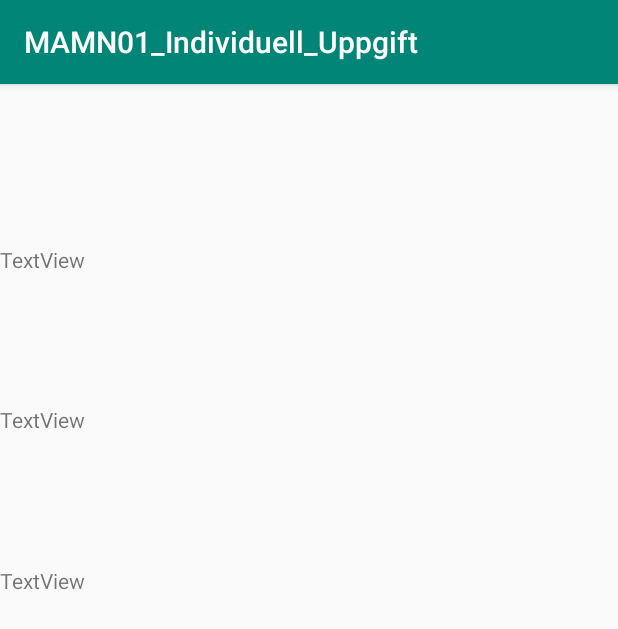
After one commit to elirud/MAMN01_Individuell_Uppgift, an Android app: the AccelerometerActivity screen opened directly, with no data from a screen before it, on a phone screen of 412 x 824 dp. The commit adds this screen. Shown: the top 629 px of the screen. Run offline under Robolectric (Android 15) with nearby library versions, the phone set to English and light mode, and no system bars.

Commit message:
Fixes names and adds a accelerometer that will crash the app

```diff
--- a/app/src/main/AndroidManifest.xml
+++ b/app/src/main/AndroidManifest.xml
@@ -9,7 +9,8 @@
         android:roundIcon="@mipmap/ic_launcher_round"
         android:supportsRtl="true"
         android:theme="@style/AppTheme">
-        <activity android:name=".AccelorometerActivity"></activity>
+        <activity android:name=".AccelerometerActivity"
+            android:screenOrientation="portrait"></activity>
         <activity android:name=".CompassActivity"
             android:screenOrientation="portrait"/>
         <activity android:name=".MainActivity">
--- /dev/null
+++ b/app/src/main/java/com/example/mamn01_individuell_uppgift/AccelerometerActivity.java
@@ -0,0 +1,101 @@
+package com.example.mamn01_individuell_uppgift;
+
+import androidx.appcompat.app.AppCompatActivity;
+
+import android.app.AlertDialog;
+import android.content.DialogInterface;
+import android.hardware.Sensor;
+import android.hardware.SensorEvent;
+import android.hardware.SensorEventListener;
+import android.hardware.SensorManager;
+import android.os.Bundle;
+import android.widget.TextView;
+
+public class AccelerometerActivity extends AppCompatActivity implements SensorEventListener {
+
+
+    private SensorManager mSensorManager;
+    private Sensor mAccelerometer;
+    boolean haveSensor = false;
+    private boolean mLastAccelerometerSet = false;
+    private float[] mLastAccelerometer = new float[3];
+    TextView txt_x;
+    TextView txt_y;
+    TextView txt_z;
+
+    @Override
+    protected void onCreate(Bundle savedInstanceState) {
+        super.onCreate(savedInstanceState);
+        setContentView(R.layout.activity_accelerometer);
+
+        mSensorManager = (SensorManager) getSystemService(SENSOR_SERVICE);
+
+        txt_x = (TextView) findViewById(R.id.txt_x);
+        txt_y = (TextView) findViewById(R.id.txt_y);
+        txt_z = (TextView) findViewById(R.id.txt_z);
+    }
+
+    private void start() {
+        if ((mSensorManager.getDefaultSensor(Sensor.TYPE_ACCELEROMETER) == null)) {
+            noSensorsAlert();
+        }
+        else {
+            mAccelerometer = mSensorManager.getDefaultSensor(Sensor.TYPE_ACCELEROMETER);
+            haveSensor = mSensorManager.registerListener(this, mAccelerometer, SensorManager.SENSOR_DELAY_UI);
+        }
+    }
+
+    @Override
+    public void onSensorChanged(SensorEvent event) {
+        if (event.sensor.getType() == Sensor.TYPE_ACCELEROMETER) {
+            System.arraycopy(event.values, 0, mLastAccelerometer, 0, event.values.length);
+            mLastAccelerometerSet = true;
+        }
+
+        if (mLastAccelerometerSet) {
+            txt_x.setText("X: " + mLastAccelerometer[0]);
+            txt_y.setText("Y: " + mLastAccelerometer[1]);
+            txt_z.setText("Z: " + mLastAccelerometer[2]);
+        }
+
+
+
+    }
+
+    public void noSensorsAlert(){
+        AlertDialog.Builder alertDialog = new AlertDialog.Builder(this);
+        alertDialog.setMessage("Your device doesn't support the Accelerometer.")
+                .setCancelable(false)
+                .setNegativeButton("Close",new DialogInterface.OnClickListener() {
+                    public void onClick(DialogInterface dialog, int id) {
+                        finish();
+                    }
+                });
+        alertDialog.show();
+    }
+
+    public void stop() {
+        if(haveSensor){
+            mSensorManager.unregisterListener(this,mAccelerometer);
+        }
+    }
+
+    @Override
+    protected void onPause() {
+        super.onPause();
+        stop();
+    }
+
+    @Override
+    protected void onResume() {
+        super.onResume();
+        start();
+    }
+
+
+
+    @Override
+    public void onAccuracyChanged(Sensor sensor, int i) {
+
+    }
+}
--- a/app/src/main/java/com/example/mamn01_individuell_uppgift/MainActivity.java
+++ b/app/src/main/java/com/example/mamn01_individuell_uppgift/MainActivity.java
@@ -19,8 +19,8 @@ public class MainActivity extends AppCompatActivity {
         startActivity(intent);
     }
 
-    public void openAccelorometer(View View) {
-        Intent intent = new Intent(this, AccelorometerActivity.class);
+    public void openAccelerometer(View View) {
+        Intent intent = new Intent(this, AccelerometerActivity.class);
         startActivity(intent);
     }
 }
--- /dev/null
+++ b/app/src/main/res/layout/activity_accelerometer.xml
@@ -0,0 +1,35 @@
+<?xml version="1.0" encoding="utf-8"?>
+<androidx.constraintlayout.widget.ConstraintLayout xmlns:android="http://schemas.android.com/apk/res/android"
+    xmlns:app="http://schemas.android.com/apk/res-auto"
+    xmlns:tools="http://schemas.android.com/tools"
+    android:layout_width="match_parent"
+    android:layout_height="match_parent"
+    tools:context=".AccelorometerActivity">
+
+    <TextView
+        android:id="@+id/txt_x"
+        android:layout_width="wrap_content"
+        android:layout_height="wrap_content"
+        android:layout_marginTop="107dp"
+        android:text="TextView"
+        app:layout_constraintTop_toTopOf="parent"
+        tools:layout_editor_absoluteX="54dp" />
+
+    <TextView
+        android:id="@+id/txt_y"
+        android:layout_width="wrap_content"
+        android:layout_height="wrap_content"
+        android:layout_marginTop="214dp"
+        android:text="TextView"
+        app:layout_constraintTop_toTopOf="parent"
+        tools:layout_editor_absoluteX="54dp" />
+
+    <TextView
+        android:id="@+id/txt_z"
+        android:layout_width="wrap_content"
+        android:layout_height="wrap_content"
+        android:layout_marginTop="321dp"
+        android:text="TextView"
+        app:layout_constraintTop_toTopOf="parent"
+        tools:layout_editor_absoluteX="54dp" />
+</androidx.constraintlayout.widget.ConstraintLayout>
```
Also changed, not shown: app/src/main/java/com/example/mamn01_individuell_uppgift/AccelorometerActivity.java (deleted, +0 -14 lines), app/src/main/res/layout/activity_accelorometer.xml (deleted, +0 -9 lines).
